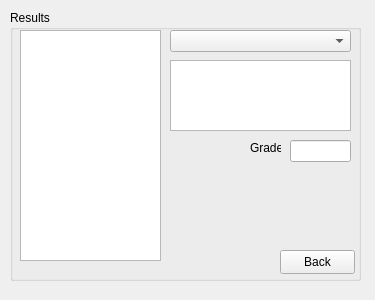
The window that PeerPilot/viewquizresults/viewquizresults.ui (lsevcik/peerpilot) describes before a commit, drawn with Qt 5.
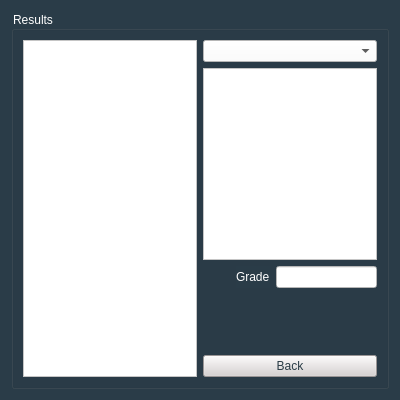
The same window after the commit.

Commit message: Updated UI, Next will make buttons work

What changed in the file:
```diff
--- a/PeerPilot/viewquizresults/viewquizresults.ui
+++ b/PeerPilot/viewquizresults/viewquizresults.ui
@@ -6,92 +6,125 @@
    <rect>
     <x>0</x>
     <y>0</y>
-    <width>375</width>
-    <height>300</height>
+    <width>400</width>
+    <height>400</height>
    </rect>
   </property>
   <property name="windowTitle">
    <string>Form</string>
   </property>
+  <property name="styleSheet">
+   <string notr="true">background-color: rgb(42, 60, 72);</string>
+  </property>
+  <layout class="QGridLayout" name="gridLayout_3">
+   <item row="0" column="0">
   <widget class="QGroupBox" name="groupBox">
-   <property name="geometry">
-    <rect>
-     <x>10</x>
-     <y>10</y>
-     <width>351</width>
-     <height>271</height>
-    </rect>
+     <property name="styleSheet">
+      <string notr="true">font: 11pt &quot;Calibri&quot;;
+color: rgb(255, 255, 255);</string>
    </property>
    <property name="title">
     <string>Results</string>
    </property>
+     <layout class="QHBoxLayout" name="horizontalLayout_3">
+      <item>
    <widget class="QListView" name="resultListView">
-    <property name="geometry">
-     <rect>
-      <x>10</x>
-      <y>20</y>
-      <width>141</width>
-      <height>231</height>
-     </rect>
-    </property>
-   </widget>
+        <property name="styleSheet">
+         <string notr="true">font: 12pt &quot;Calibri&quot;;
+background-color: rgb(255, 255, 255);
+color: rgb(0, 0, 0);</string>
+        </property>
+       </widget>
+      </item>
+      <item>
+       <layout class="QVBoxLayout" name="verticalLayout_5">
+        <item>
    <widget class="QComboBox" name="questionComboBox">
-    <property name="geometry">
-     <rect>
-      <x>160</x>
-      <y>20</y>
-      <width>181</width>
-      <height>22</height>
-     </rect>
-    </property>
-   </widget>
+          <property name="styleSheet">
+           <string notr="true">font: 12pt &quot;Calibri&quot;;
+background-color: rgb(255, 255, 255);
+color: rgb(0, 0, 0);</string>
+          </property>
+         </widget>
+        </item>
+        <item>
    <widget class="QTextEdit" name="answerTextEdit">
-    <property name="geometry">
-     <rect>
-      <x>160</x>
-      <y>50</y>
-      <width>181</width>
-      <height>71</height>
-     </rect>
-    </property>
-   </widget>
+          <property name="styleSheet">
+           <string notr="true">font: 12pt &quot;Calibri&quot;;
+background-color: rgb(255, 255, 255);
+color: rgb(0, 0, 0);</string>
+          </property>
+         </widget>
+        </item>
+        <item>
+         <layout class="QGridLayout" name="gridLayout_2">
+          <item row="0" column="2">
+           <widget class="QLineEdit" name="gradeLineEdit">
+            <property name="styleSheet">
+             <string notr="true">font: 12pt &quot;Calibri&quot;;
+background-color: rgb(255, 255, 255);
+color: rgb(0, 0, 0);</string>
+            </property>
+           </widget>
+          </item>
+          <item row="0" column="1">
    <widget class="QLabel" name="label">
-    <property name="geometry">
-     <rect>
-      <x>240</x>
-      <y>130</y>
-      <width>31</width>
-      <height>16</height>
-     </rect>
+            <property name="styleSheet">
+             <string notr="true">font: 12pt &quot;Calibri&quot;;
+color: rgb(255, 255, 255);</string>
     </property>
     <property name="text">
      <string>Grade</string>
     </property>
    </widget>
-   <widget class="QLineEdit" name="gradeLineEdit">
-    <property name="geometry">
-     <rect>
-      <x>280</x>
-      <y>130</y>
-      <width>61</width>
-      <height>22</height>
-     </rect>
-    </property>
-   </widget>
+          </item>
+          <item row="0" column="0">
+           <spacer name="horizontalSpacer">
+            <property name="orientation">
+             <enum>Qt::Horizontal</enum>
+            </property>
+            <property name="sizeHint" stdset="0">
+             <size>
+              <width>40</width>
+              <height>20</height>
+             </size>
+            </property>
+           </spacer>
+          </item>
+         </layout>
+        </item>
+        <item>
+         <spacer name="verticalSpacer">
+          <property name="orientation">
+           <enum>Qt::Vertical</enum>
+          </property>
+          <property name="sizeHint" stdset="0">
+           <size>
+            <width>20</width>
+            <height>40</height>
+           </size>
+          </property>
+         </spacer>
+        </item>
+        <item>
    <widget class="QPushButton" name="backPushButton">
-    <property name="geometry">
-     <rect>
-      <x>270</x>
-      <y>240</y>
-      <width>75</width>
-      <height>24</height>
-     </rect>
+          <property name="styleSheet">
+           <string notr="true">color: rgb(42, 60, 70);
+background-color: rgb(215, 209, 209);
+border-top-color: rgb(0, 85, 255);
+font: 12pt &quot;Calibri&quot;;</string>
     </property>
     <property name="text">
      <string>Back</string>
     </property>
    </widget>
-  </widget>
+        </item>
+       </layout>
+      </item>
+     </layout>
+    </widget>
+   </item>
+  </layout>
  </widget>
  <resources/>
  <connections/>
```
Lines whose indentation alone changed are shown as unchanged. The commit also changes 7 other files.
